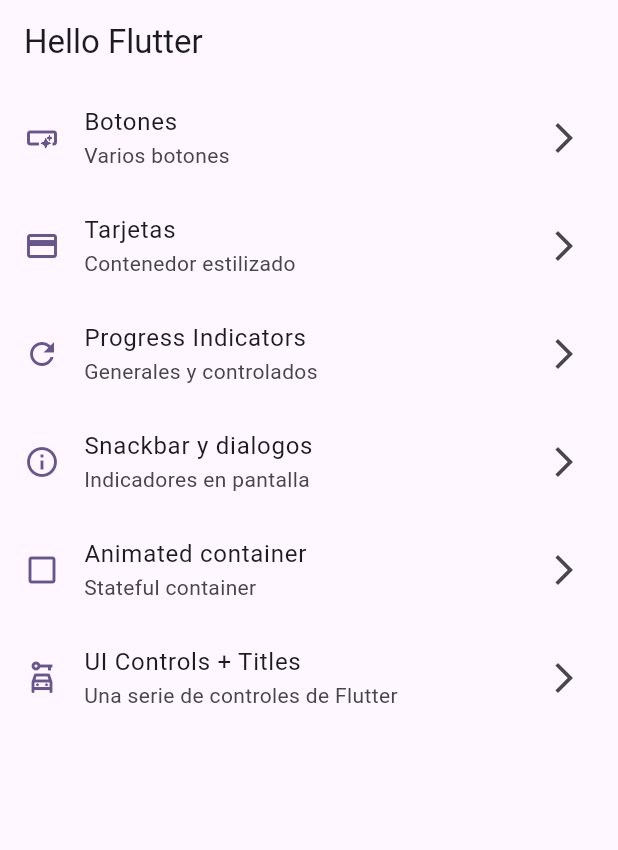
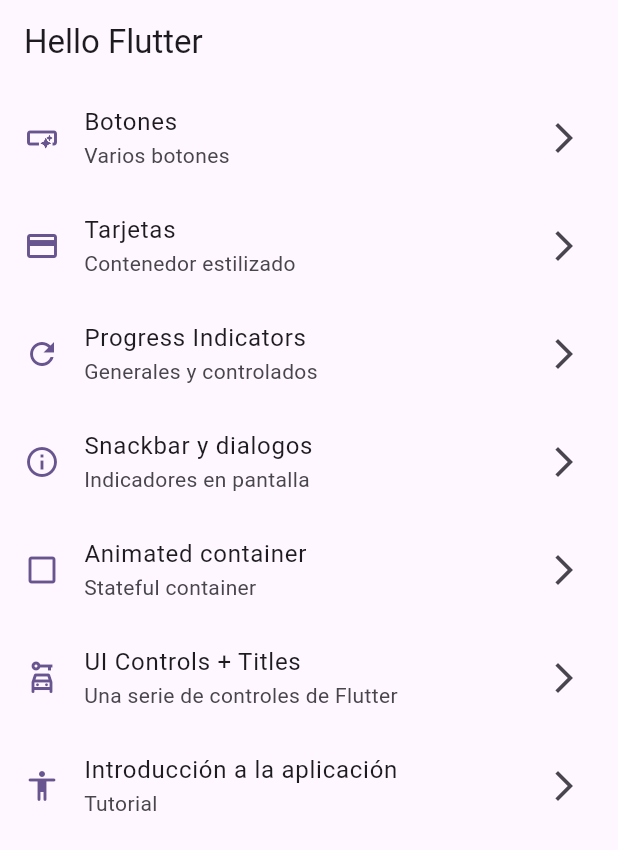
Before and after one commit to DamEspinola/Flutter-widgets-app, a Flutter app: the screen it shows after launch, on a phone screen of 412 x 824 dp. Shown: the top 850 px of the screen. Run offline on Flutter 3.47's test engine with Material 3 defaults, Android fonts, the phone set to English and light mode, and no system bars; our stand-ins replace go_router.

Commit message:
Agregar ruta y menú para la pantalla de tutorial de la aplicación

```diff
--- a/lib/config/menu/menu_items.dart
+++ b/lib/config/menu/menu_items.dart
@@ -44,4 +44,11 @@ const appMenuItems = <MenuItems>[
       subTitle: "Una serie de controles de Flutter",
       link: "/ui-controls",
       icon: Icons.car_rental_outlined),
+  MenuItems(
+      title: "Introducción a la aplicación",
+      subTitle: "Tutorial",
+      link: "/tutorial",
+      icon: Icons.accessibility_rounded),
+
+
 ];
--- a/lib/config/router/app_router.dart
+++ b/lib/config/router/app_router.dart
@@ -47,6 +47,12 @@ final appRouter = GoRouter(
             return const UiControlsScreens();
           },
         ),
+        GoRoute(
+          path: 'tutorial',
+          builder: (BuildContext context, GoRouterState state) {
+            return const AppTutorialScreens();
+          },
+        )
       ],
     ),
   ],
```
